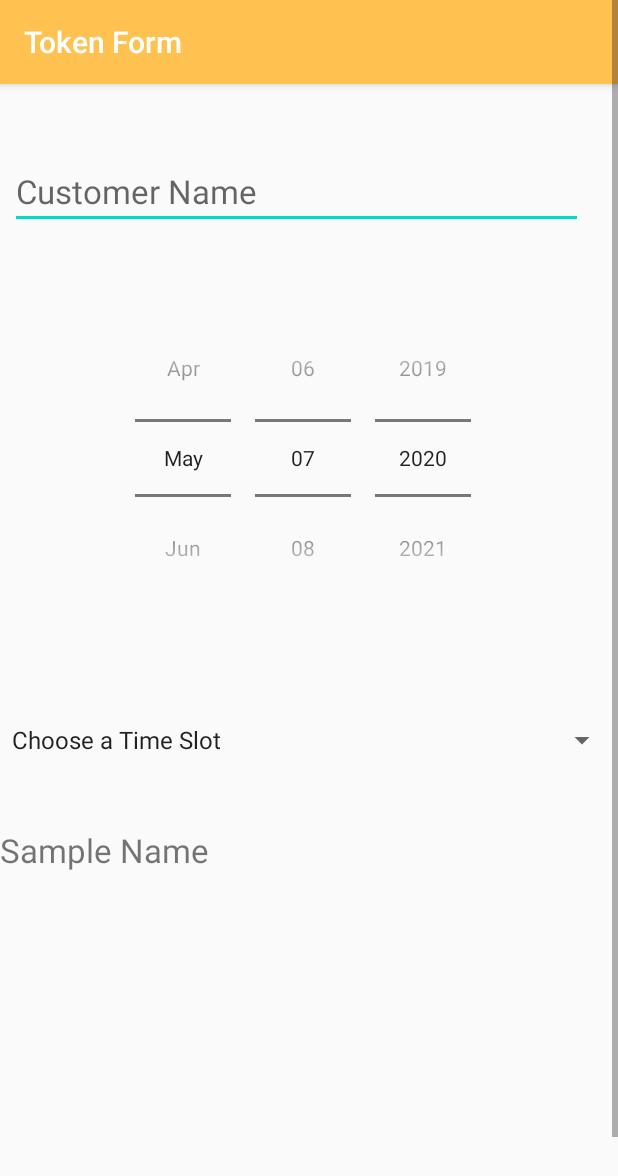
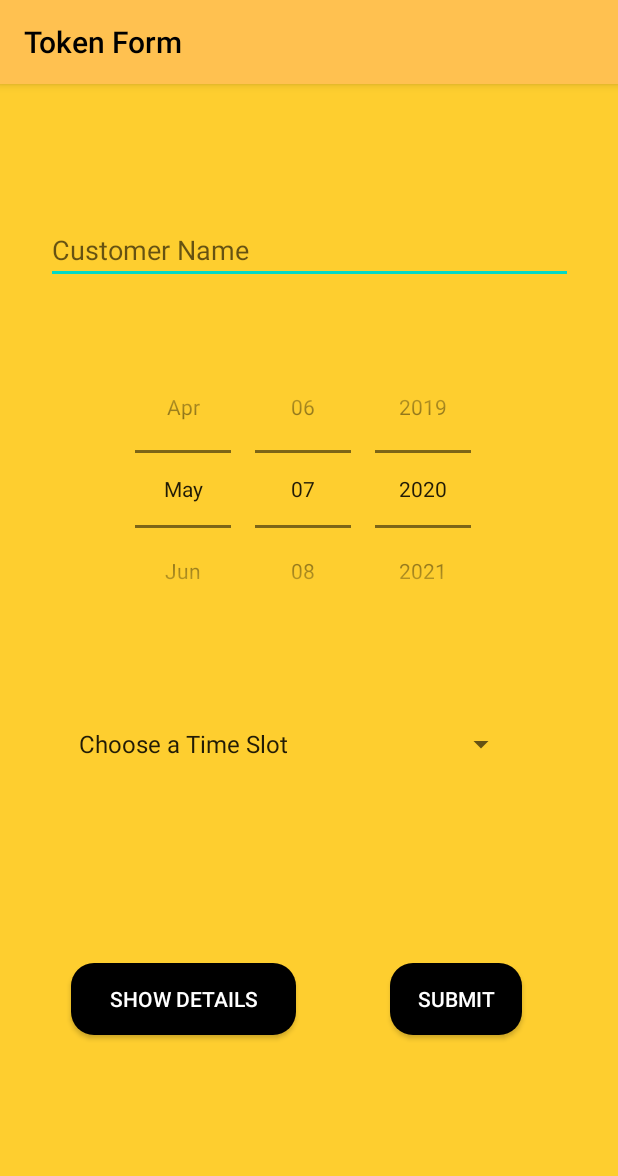
Before and after one commit to Akashbabu007/Hackathon, an Android app: the Appointment screen opened directly, with no data from a screen before it, on a phone screen of 412 x 824 dp. Shown: the top 1176 px of the screen. Run offline under Robolectric (Android 15) with nearby library versions, the phone set to English and light mode, and no system bars.

Commit message:
Modified the ui and added show details in the appointment page

```diff
--- a/app/build.gradle
+++ b/app/build.gradle
@@ -40,7 +40,7 @@ dependencies {
     implementation 'com.google.firebase:firebase-messaging:11.8.0'
     implementation files('libs/google-api-client-1.10.3-beta.jar')
     implementation files('libs/google-api-client-android2-1.10.3-beta.jar')
-    implementation files('libs/google-oauth-client-1.10.1-beta.jar')
+    implementation files('libs/google-oauth-client-1.10.3-beta.jar')
     implementation files('libs/google-http-client-1.10.3-beta.jar')
     implementation files('libs/google-http-client-android2-1.10.3-beta.jar')
     implementation files('libs/google-http-client-android3-1.10.3-beta.jar')
--- a/app/src/main/java/com/example/hackathon/Appointment.java
+++ b/app/src/main/java/com/example/hackathon/Appointment.java
@@ -3,12 +3,14 @@ package com.example.hackathon;
 import androidx.appcompat.app.AppCompatActivity;
 import androidx.appcompat.widget.Toolbar;
 
+import android.app.ProgressDialog;
 import android.content.Intent;
 import android.graphics.Color;
 import android.os.Bundle;
 import android.util.Log;
 import android.view.View;
 import android.widget.AdapterView;
+import android.widget.Button;
 import android.widget.DatePicker;
 import android.widget.EditText;
 import android.widget.Spinner;
@@ -24,22 +26,27 @@ public class Appointment extends AppCompatActivity {
     DatePicker date;
     Spinner timeslotspinner;
     TextView storenametv;
+
+    Button showDetails;
+    public static String KEY_REFERENCE = "reference";
+
     @Override
     protected void onCreate(Bundle savedInstanceState) {
         super.onCreate(savedInstanceState);
-        setContentView(R.layout.activity_appointment);
-        Toolbar myToolbar = (Toolbar) findViewById(R.id.my_toolbar);
-        myToolbar.setTitle("Token Form");
-        myToolbar.setTitleTextColor(Color.WHITE);
+        setContentView(R.layout.activity_appointment1);
+//        Toolbar myToolbar = (Toolbar) findViewById(R.id.my_toolbar);
+//        myToolbar.setTitle("Token Form");
+//        myToolbar.setTitleTextColor(Color.WHITE);
         Intent intent= getIntent();
-
-        name=intent.getStringExtra("name"); //Getting the store name from the Groceries Activity
-        hash=name.split(",");
-        hash1=hash[1].split("=");
-        hash1[1]=hash1[1].substring(0,hash1[1].length()-1);
-        Log.d("NAME OF STORE",hash1[1]);
-        storenametv=(TextView)findViewById(R.id.storenametv);
-        storenametv.setText(hash1[1]);
+        final String reference = intent.getStringExtra(KEY_REFERENCE);
+//        name=intent.getStringExtra("name"); //Getting the store name from the Groceries Activity
+//        hash=name.split(",");
+//        hash1=hash[1].split("=");
+//        hash1[1]=hash1[1].substring(0,hash1[1].length()-1);
+//        Log.d("NAME OF STORE",hash1[1]);
+//        storenametv=(TextView)findViewById(R.id.storenametv);
+//        storenametv.setText(hash1[1]);
+        showDetails = findViewById(R.id.show_details_button);
         timeslotspinner=(Spinner)findViewById(R.id.timeslotspinner); //Spinner
         timeslotspinner.setOnItemSelectedListener(new AdapterView.OnItemSelectedListener() {
             @Override
@@ -55,6 +62,13 @@ public class Appointment extends AppCompatActivity {
             }
         }
         );
-
+        showDetails.setOnClickListener(new View.OnClickListener() {
+            @Override
+            public void onClick(View v) {
+                Intent intent = new Intent(Appointment.this,SinglePlaceActivity.class);
+                intent.putExtra(KEY_REFERENCE, reference);
+                startActivity(intent);
+            }
+        });
     }
 }
--- a/app/src/main/java/com/example/hackathon/GooglePlaces.java
+++ b/app/src/main/java/com/example/hackathon/GooglePlaces.java
@@ -21,7 +21,7 @@ public class GooglePlaces {
     private static final HttpTransport HTTP_TRANSPORT = new NetHttpTransport();
 
     // Google API Key
-    private static final String API_KEY = "AIzaSyBSvQNxKpUKjyhWFijllkg6Amve3I82Q5w";
+    private static final String API_KEY = "AIzaSyBcnfz1wOAsO_4nXzuAJ0hCtw3SLzAjb20";
 
     // Google Places serach url's
     private static final String PLACES_SEARCH_URL = "https://maps.googleapis.com/maps/api/place/search/json?";
@@ -76,7 +76,7 @@ public class GooglePlaces {
      * @param reference - reference id of place
      *                 - which you will get in search api request
      * */
-    /*
+
     public PlaceDetails getPlaceDetails(String reference) throws Exception {
         try {
 
@@ -96,7 +96,7 @@ public class GooglePlaces {
             throw e;
         }
     }
-*/
+
     /**
      * Creating http request Factory
      * */
--- a/app/src/main/java/com/example/hackathon/SplashScreen.java
+++ b/app/src/main/java/com/example/hackathon/SplashScreen.java
@@ -45,7 +45,7 @@ public class SplashScreen extends AppCompatActivity {
     private class LogoLauncher extends Thread {
         public void run() {
             try {
-                int SLEEP_TIMER = 3;
+                int SLEEP_TIMER = 2;
                 sleep(1250 * SLEEP_TIMER);
             } catch (InterruptedException e) {
                 e.printStackTrace();
--- a/app/src/main/res/anim/rotate.xml
+++ b/app/src/main/res/anim/rotate.xml
@@ -5,5 +5,5 @@
         android:pivotY="50%"
         android:fromDegrees="0"
         android:toDegrees="360"
-        android:duration="3000"/>
+        android:duration="2000"/>
 </set>
--- /dev/null
+++ b/app/src/main/res/drawable/rounded_button.xml
@@ -0,0 +1,5 @@
+<?xml version="1.0" encoding="utf-8"?>
+<shape xmlns:android="http://schemas.android.com/apk/res/android">
+    <solid android:color="@color/black"/>
+    <corners android:radius="15dp"/>
+</shape>
--- /dev/null
+++ b/app/src/main/res/layout/activity_appointment1.xml
@@ -0,0 +1,79 @@
+<?xml version="1.0" encoding="utf-8"?>
+<androidx.constraintlayout.widget.ConstraintLayout
+    xmlns:android="http://schemas.android.com/apk/res/android"
+    xmlns:app="http://schemas.android.com/apk/res-auto"
+    xmlns:tools="http://schemas.android.com/tools"
+    android:layout_width="match_parent"
+    android:layout_height="match_parent"
+    android:orientation="vertical"
+    android:background="@color/Yellow"
+    tools:context=".Appointment">
+
+
+
+    <EditText
+        android:id="@+id/customeret"
+        android:layout_width="351dp"
+        android:layout_height="43dp"
+        android:autofillHints="@string/customer_name_hints"
+        android:ems="10"
+        android:hint="@string/customer_name"
+        android:inputType="textPersonName"
+        android:textColor="@color/black"
+        app:layout_constraintBottom_toTopOf="@+id/date"
+        app:layout_constraintEnd_toEndOf="parent"
+        app:layout_constraintStart_toStartOf="parent"
+        app:layout_constraintTop_toTopOf="parent"
+        app:layout_constraintVertical_bias="0.698" />
+
+    <DatePicker
+        android:id="@+id/date"
+        android:layout_width="324dp"
+        android:layout_height="196dp"
+        android:layout_marginBottom="60dp"
+        android:calendarViewShown="false"
+        android:datePickerMode="spinner"
+        android:calendarTextColor="@color/black"
+        app:layout_constraintBottom_toTopOf="@+id/timeslotspinner"
+        app:layout_constraintEnd_toEndOf="parent"
+        app:layout_constraintStart_toStartOf="parent" />
+
+    <Spinner
+        android:id="@+id/timeslotspinner"
+        android:layout_width="300dp"
+        android:layout_height="wrap_content"
+        android:layout_marginBottom="316dp"
+        android:entries="@array/timeslotlist"
+        android:prompt="@string/time"
+        android:spinnerMode="dialog"
+        app:layout_constraintBottom_toBottomOf="parent"
+        app:layout_constraintEnd_toEndOf="parent"
+        app:layout_constraintHorizontal_bias="0.396"
+        app:layout_constraintStart_toStartOf="parent" />
+
+    <Button
+        android:id="@+id/show_details_button"
+        android:layout_width="150dp"
+        android:layout_height="wrap_content"
+        android:background="@drawable/rounded_button"
+        android:text="@string/show_details_button"
+        android:textColor="@color/white"
+        app:layout_constraintBaseline_toBaselineOf="@+id/submit_button"
+        app:layout_constraintEnd_toStartOf="@+id/submit_button"
+        app:layout_constraintHorizontal_bias="0.431"
+        app:layout_constraintStart_toStartOf="parent" />
+
+    <Button
+        android:id="@+id/submit_button"
+        android:layout_width="wrap_content"
+        android:layout_height="wrap_content"
+        android:layout_marginEnd="64dp"
+        android:text="@string/submit_button"
+        android:background="@drawable/rounded_button"
+        android:textColor="@color/white"
+        app:layout_constraintBottom_toBottomOf="parent"
+        app:layout_constraintEnd_toEndOf="parent"
+        app:layout_constraintTop_toBottomOf="@+id/timeslotspinner" />
+
+
+</androidx.constraintlayout.widget.ConstraintLayout>
--- a/app/src/main/res/values/strings.xml
+++ b/app/src/main/res/values/strings.xml
@@ -7,20 +7,24 @@
     <string name="content_grocery">Grocery Image</string>
     <string name="button_grocery"><![CDATA[>]]></string>
     <string name="button_vegetables"><![CDATA[>]]></string>
-    <string name="title_activity_appointment">Appointment</string>
+    <string name="title_activity_appointment">Token Form</string>
     <!-- Strings used for fragments for navigation -->
 
     <string name="next">Next</string>
     <string name="previous">Previous</string>
 
-      <!-- Time Slots for the spinner -->
+    <!-- Time Slots for the spinner -->
     <string name="time">Time Slot</string>
     <string name="time0">Choose a Time Slot</string>
     <string name="time1">9 am - 10 am</string>
     <string name="time2">10 am - 11 am</string>
     <string name="time3">11 am - 12 pm</string>
     <string name="time4">12 pm -1 pm</string>
-
+    <string name="customer_name">Customer Name</string>
+    <string name="customer_name_hints">Customer Name</string>
+    <string name="show_details_button">SHOW DETAILS</string>
+    <string name="submit_button">SUBMIT</string>
+    <string name="title_activity_single_place">Place Details</string>
 
 
 </resources>
```
Also changed, not shown: app/src/main/AndroidManifest.xml (+7 -7 lines), app/src/main/java/com/example/hackathon/GroceriesActivity.java (+23 -19 lines), app/src/main/java/com/example/hackathon/PlaceDetails.java (added, +26 -0 lines), app/src/main/java/com/example/hackathon/SinglePlaceActivity.java (added, +184 -0 lines), app/src/main/res/layout/activity_single_place.xml (added, +63 -0 lines), app/src/main/res/layout/splash.xml (+6 -21 lines), app/libs/google-oauth-client-1.10.3-beta.jar (added).
